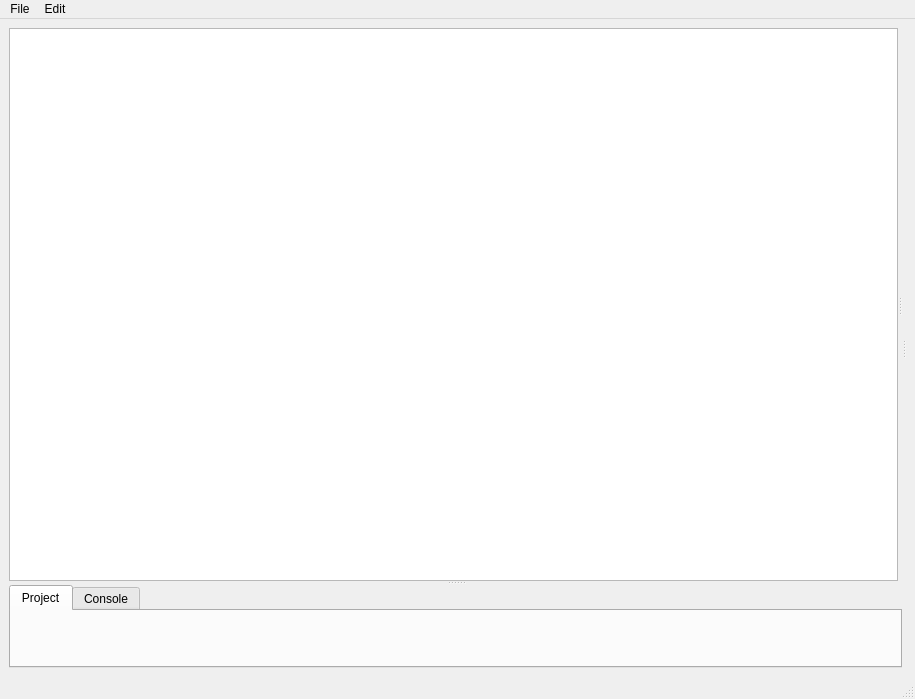
Above: src/tools/editor/windows/main_window.ui from AcidVenom/snuffbox-hydra before the change. Below: the same form after it.
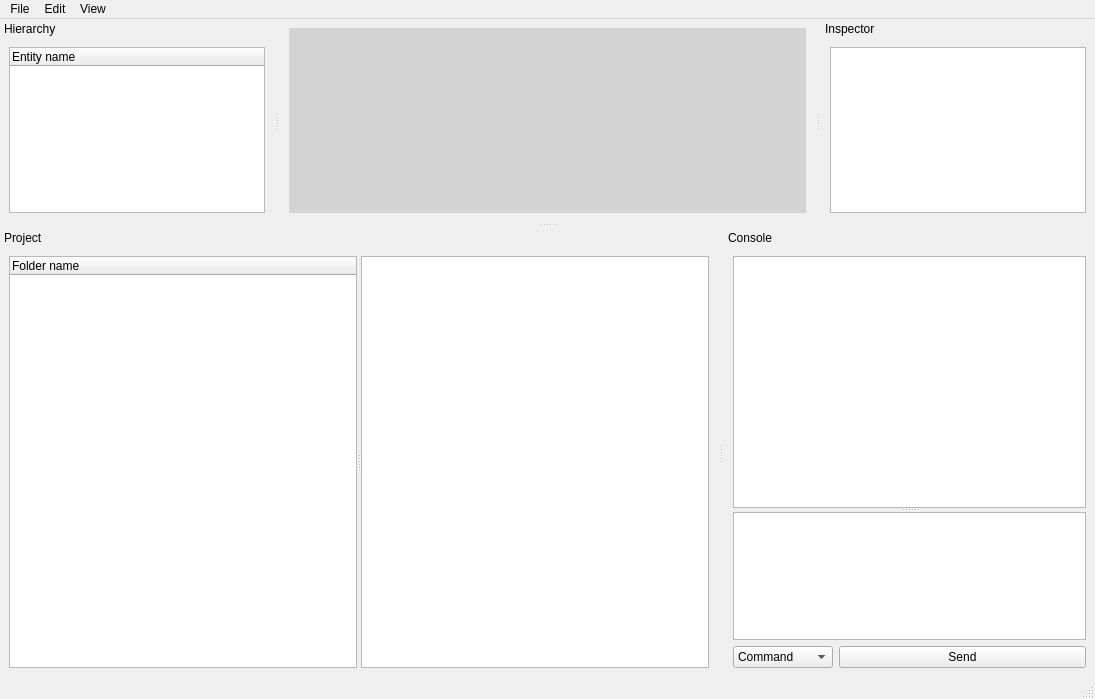
That is the form after the change.

Commit message: - Applied my old snuffbox style to the editor window - Dockable editor panes added

Diff of the .ui file:
```diff
--- a/src/tools/editor/windows/main_window.ui
+++ b/src/tools/editor/windows/main_window.ui
@@ -6,7 +6,7 @@
    <rect>
     <x>0</x>
     <y>0</y>
-    <width>915</width>
+    <width>1095</width>
     <height>699</height>
    </rect>
   </property>
@@ -17,52 +17,12 @@
    <property name="autoFillBackground">
     <bool>false</bool>
    </property>
-   <layout class="QVBoxLayout" name="verticalLayout_3">
+   <layout class="QVBoxLayout" name="verticalLayout">
     <item>
-     <widget class="QSplitter" name="leftPaneSplitter">
-      <property name="orientation">
-       <enum>Qt::Horizontal</enum>
+     <widget class="QWidget" name="gameWindow" native="true">
+      <property name="styleSheet">
+       <string notr="true">background-color: lightgray;</string>
       </property>
-      <widget class="QSplitter" name="rightPaneSplitter">
-       <property name="orientation">
-        <enum>Qt::Vertical</enum>
-       </property>
-       <widget class="QSplitter" name="topRowSplitter">
-        <property name="orientation">
-         <enum>Qt::Horizontal</enum>
-        </property>
-        <widget class="QTreeWidget" name="hierarchyView">
-         <property name="columnCount">
-          <number>0</number>
-         </property>
-        </widget>
-        <widget class="QWidget" name="verticalLayoutWidget">
-         <layout class="QVBoxLayout" name="gameWindowLayout">
-          <item>
-           <widget class="QWidget" name="gameWindow" native="true"/>
-          </item>
-         </layout>
-        </widget>
-       </widget>
-       <widget class="QTabWidget" name="bottomPane">
-        <property name="currentIndex">
-         <number>0</number>
-        </property>
-        <widget class="QWidget" name="projectTab">
-         <attribute name="title">
-          <string>Project</string>
-         </attribute>
-        </widget>
-        <widget class="QWidget" name="consoleTab">
-         <attribute name="title">
-          <string>Console</string>
-         </attribute>
-        </widget>
-       </widget>
-      </widget>
-      <widget class="QWidget" name="gridLayoutWidget">
-       <layout class="QGridLayout" name="inspectorLayout"/>
-      </widget>
      </widget>
     </item>
    </layout>
@@ -72,7 +32,7 @@
     <rect>
      <x>0</x>
      <y>0</y>
-     <width>915</width>
+     <width>1095</width>
      <height>21</height>
     </rect>
    </property>
@@ -103,10 +63,167 @@
     <addaction name="separator"/>
     <addaction name="actionDeselect_All"/>
    </widget>
+   <widget class="QMenu" name="menuView">
+    <property name="title">
+     <string>View</string>
+    </property>
+    <addaction name="actionHierarchy"/>
+    <addaction name="actionInspector"/>
+    <addaction name="actionProject"/>
+    <addaction name="actionConsole"/>
+   </widget>
    <addaction name="menuFile"/>
    <addaction name="menuEdit"/>
+   <addaction name="menuView"/>
   </widget>
   <widget class="QStatusBar" name="statusBar"/>
+  <widget class="QDockWidget" name="hierarchyDock">
+   <property name="features">
+    <set>QDockWidget::DockWidgetMovable</set>
+   </property>
+   <property name="windowTitle">
+    <string>Hierarchy</string>
+   </property>
+   <attribute name="dockWidgetArea">
+    <number>1</number>
+   </attribute>
+   <widget class="QWidget" name="hierarchyContents">
+    <layout class="QVBoxLayout" name="verticalLayout_2">
+     <item>
+      <widget class="QTreeWidget" name="hierarchyView">
+       <column>
+        <property name="text">
+         <string>Entity name</string>
+        </property>
+       </column>
+      </widget>
+     </item>
+    </layout>
+   </widget>
+  </widget>
+  <widget class="QDockWidget" name="inspectorDock">
+   <property name="styleSheet">
+    <string notr="true"/>
+   </property>
+   <property name="features">
+    <set>QDockWidget::DockWidgetMovable</set>
+   </property>
+   <property name="windowTitle">
+    <string>Inspector</string>
+   </property>
+   <attribute name="dockWidgetArea">
+    <number>2</number>
+   </attribute>
+   <widget class="QWidget" name="inspectorContents">
+    <layout class="QVBoxLayout" name="verticalLayout_4">
+     <item>
+      <layout class="QVBoxLayout" name="verticalLayout_6">
+       <item>
+        <widget class="QListView" name="tempListView"/>
+       </item>
+      </layout>
+     </item>
+    </layout>
+   </widget>
+  </widget>
+  <widget class="QDockWidget" name="projectDock">
+   <property name="features">
+    <set>QDockWidget::DockWidgetMovable</set>
+   </property>
+   <property name="windowTitle">
+    <string>Project</string>
+   </property>
+   <attribute name="dockWidgetArea">
+    <number>8</number>
+   </attribute>
+   <widget class="QWidget" name="projectContents">
+    <layout class="QVBoxLayout" name="verticalLayout_3">
+     <item>
+      <widget class="QSplitter" name="splitter">
+       <property name="orientation">
+        <enum>Qt::Horizontal</enum>
+       </property>
+       <widget class="QTreeWidget" name="folderBrowser">
+        <column>
+         <property name="text">
+          <string>Folder name</string>
+         </property>
+        </column>
+       </widget>
+       <widget class="QListView" name="fileBrowser"/>
+      </widget>
+     </item>
+    </layout>
+   </widget>
+  </widget>
+  <widget class="QDockWidget" name="consoleDock">
+   <property name="features">
+    <set>QDockWidget::DockWidgetMovable</set>
+   </property>
+   <property name="windowTitle">
+    <string>Console</string>
+   </property>
+   <attribute name="dockWidgetArea">
+    <number>8</number>
+   </attribute>
+   <widget class="QWidget" name="consoleContents">
+    <layout class="QVBoxLayout" name="verticalLayout_5">
+     <item>
+      <widget class="QSplitter" name="splitter_2">
+       <property name="orientation">
+        <enum>Qt::Vertical</enum>
+       </property>
+       <widget class="QTextBrowser" name="consoleOutput"/>
+       <widget class="QTextEdit" name="consoleInput">
+        <property name="minimumSize">
+         <size>
+          <width>0</width>
+          <height>36</height>
+         </size>
+        </property>
+        <property name="maximumSize">
+         <size>
+          <width>16777215</width>
+          <height>128</height>
+         </size>
+        </property>
+       </widget>
+      </widget>
+     </item>
+     <item>
+      <layout class="QHBoxLayout" name="horizontalLayout_2">
+       <item>
+        <widget class="QComboBox" name="commandSelector">
+         <property name="maximumSize">
+          <size>
+           <width>100</width>
+           <height>16777215</height>
+          </size>
+         </property>
+         <item>
+          <property name="text">
+           <string>Command</string>
+          </property>
+         </item>
+         <item>
+          <property name="text">
+           <string>Script</string>
+          </property>
+         </item>
+        </widget>
+       </item>
+       <item>
+        <widget class="QPushButton" name="sendButton">
+         <property name="text">
+          <string>Send</string>
+         </property>
+        </widget>
+       </item>
+      </layout>
+     </item>
+    </layout>
+   </widget>
+  </widget>
   <action name="actionSave_Project">
    <property name="text">
     <string>Save Project</string>
```
Left out of the diff: 20 changed lines with no effect on the pictures. The commit also changes 3 other files.
